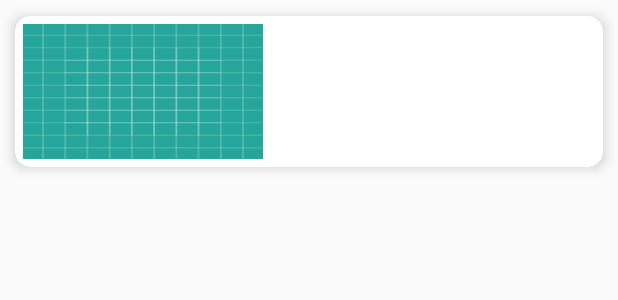
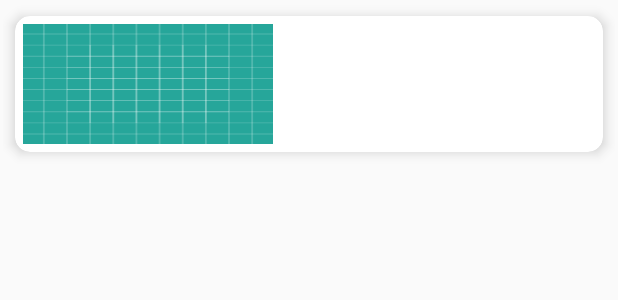
Before and after one commit to tlam/MiamMiamK, an Android app: the layout food_list_row.xml on its own in the app's theme, with its tools: preview values and no code run, on a phone screen of 412 x 824 dp. Shown: the top 300 px of the screen. Run offline under Robolectric (Android 15) with nearby library versions, the phone set to English and light mode, and no system bars.

```diff
--- a/app/src/main/res/layout/food_list_row.xml
+++ b/app/src/main/res/layout/food_list_row.xml
@@ -35,8 +35,8 @@
 
             <ImageView
                 android:id="@+id/imageView"
-                android:layout_width="50dp"
-                android:layout_height="90dp"
+                android:layout_width="60dp"
+                android:layout_height="80dp"
                 android:layout_margin="5dp"
                 android:layout_weight="1"
                 android:scaleType="fitXY"
@@ -63,8 +63,8 @@
                     android:layout_width="wrap_content"
                     android:layout_height="wrap_content"
                     android:layout_gravity="center_horizontal"
-                    android:textAppearance="?android:attr/textAppearanceMedium"
-                    />
+                    android:textAlignment="textStart"
+                    android:textAppearance="?android:attr/textAppearanceMedium" />
 
             </LinearLayout>
         </LinearLayout>
```
Also changed, not shown: app/src/main/java/com/tlam/miammiamk/MainActivity.kt (+6 -6 lines).
